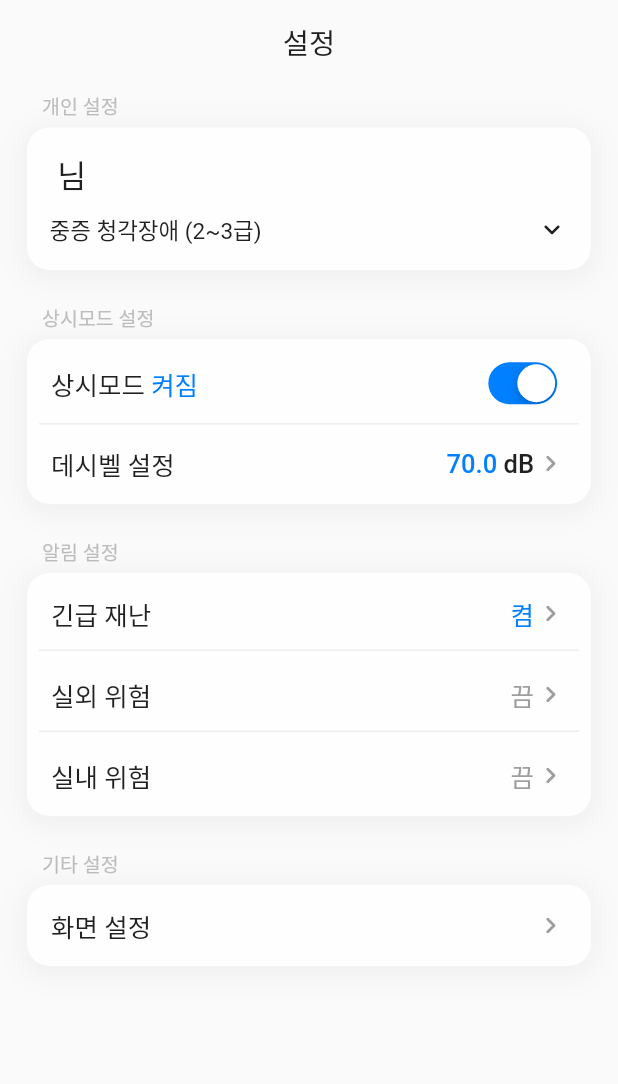
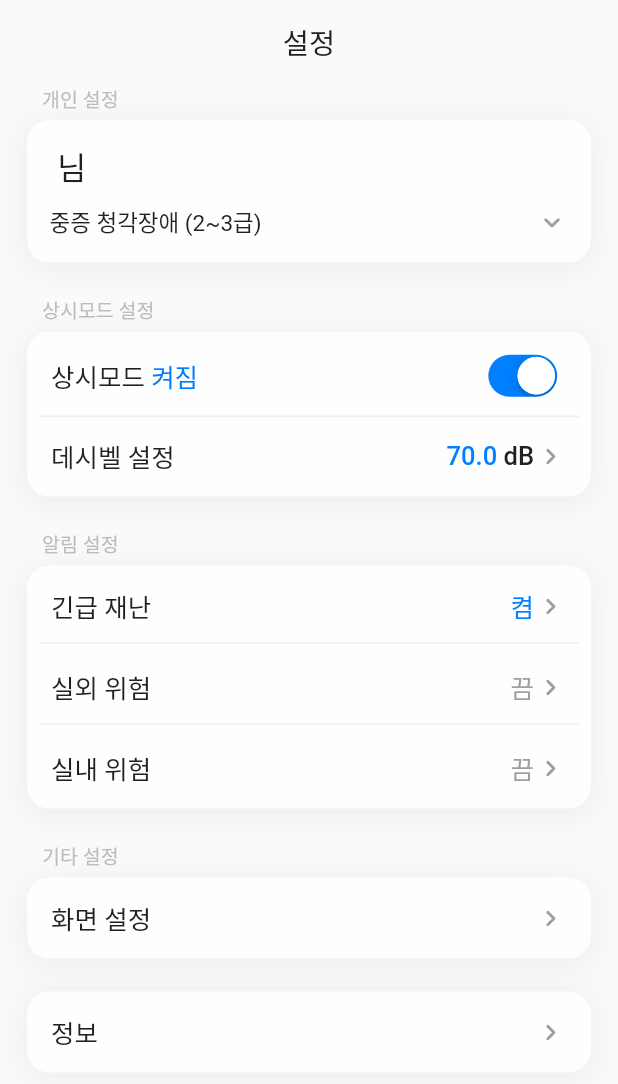
Before and after one commit to wkkyu088/hear_for_you, a Flutter app: the SettingScreen screen opened directly, on a phone screen of 412 x 824 dp. Shown: the top 1084 px of the screen. Run offline on Flutter 3.47's test engine with Material 2 defaults, Android fonts, the light colour scheme and no system bars; our stand-ins replace carousel_slider, dio, flutter_local_notifications, image_gallery_saver, screenshot, shared_preferences and 2 more; missing offline and left inert: audio_waveforms, torch_light, wav; accounts and stored records are empty; Roboto replaces fonts that are missing (PretendardBold, PretendardMedium).

Commit message:
settingScreen 앱 정보 공시 영역 추가

```diff
--- a/lib/screens/setting_screen.dart
+++ b/lib/screens/setting_screen.dart
@@ -1,6 +1,7 @@
 import 'package:flutter/cupertino.dart';
 import 'package:flutter/material.dart';
 import 'package:flutter/services.dart';
+import 'package:hear_for_you/screens/settings/data_setting.dart';
 import 'package:hear_for_you/screens/settings/decibel_setting.dart';
 import 'package:hear_for_you/screens/settings/display_setting.dart';
 import 'package:hear_for_you/screens/settings/notification_setting.dart';
@@ -42,6 +43,9 @@ class _SettingScreenState extends State<SettingScreen> {
       color: darkMode ? kWhite : kBlack,
     );
 
+    Icon chevronIcon =
+        Icon(Icons.chevron_right_rounded, size: 22, color: kGrey5);
+
     // 각 설정 목록, 누르면 해당 페이지로 이동
     Widget settingItem(title, action, screen) {
       return TextButton(
@@ -71,7 +75,7 @@ class _SettingScreenState extends State<SettingScreen> {
       appBar: settingAppbar('설정', context, isLeading: false),
       body: SingleChildScrollView(
         child: Container(
-          padding: const EdgeInsets.symmetric(vertical: 5, horizontal: 18),
+          padding: const EdgeInsets.symmetric(horizontal: 18),
           margin: const EdgeInsets.only(bottom: 50),
           child: Column(
             mainAxisAlignment: MainAxisAlignment.spaceEvenly,
@@ -121,7 +125,7 @@ class _SettingScreenState extends State<SettingScreen> {
                             Icon(
                               Icons.keyboard_arrow_down_rounded,
                               size: 22,
-                              color: darkMode ? kWhite : kBlack,
+                              color: kGrey5,
                             ),
                           ],
                         ),
@@ -212,7 +216,7 @@ class _SettingScreenState extends State<SettingScreen> {
                               color: darkMode ? kWhite : kBlack,
                             ),
                           ),
-                          const Icon(Icons.chevron_right_rounded, size: 22)
+                          chevronIcon,
                         ],
                       ),
                       const DecibelSetting(),
@@ -238,7 +242,7 @@ class _SettingScreenState extends State<SettingScreen> {
                               color: cases[0] ? kMain : kGrey5,
                             ),
                           ),
-                          const Icon(Icons.chevron_right_rounded, size: 22)
+                          chevronIcon,
                         ],
                       ),
                       const NotificationSetting(num: 0),
@@ -256,7 +260,7 @@ class _SettingScreenState extends State<SettingScreen> {
                               color: cases[1] ? kMain : kGrey5,
                             ),
                           ),
-                          const Icon(Icons.chevron_right_rounded, size: 22)
+                          chevronIcon,
                         ],
                       ),
                       const NotificationSetting(num: 1),
@@ -274,7 +278,7 @@ class _SettingScreenState extends State<SettingScreen> {
                               color: cases[2] ? kMain : kGrey5,
                             ),
                           ),
-                          const Icon(Icons.chevron_right_rounded, size: 22)
+                          chevronIcon,
                         ],
                       ),
                       const NotificationSetting(num: 2),
@@ -292,10 +296,24 @@ class _SettingScreenState extends State<SettingScreen> {
                     '화면 설정',
                     style: settingTitleStyle,
                   ),
-                  const Icon(Icons.chevron_right_rounded, size: 22),
+                  chevronIcon,
                   const DisplaySetting(),
                 ),
                 const EdgeInsets.symmetric(vertical: 3, horizontal: 8),
+              ),
+              // 6. 앱 정보 공시 영역
+              customCard(
+                '',
+                settingItem(
+                  Text(
+                    '정보',
+                    style: settingTitleStyle,
+                  ),
+                  chevronIcon,
+                  const DataSetting(),
+                ),
+                const EdgeInsets.symmetric(vertical: 3, horizontal: 8),
+                nontitle: true,
               ),
             ],
           ),
```
Also changed, not shown: lib/screens/settings/data_setting.dart (added, +108 -0 lines).
